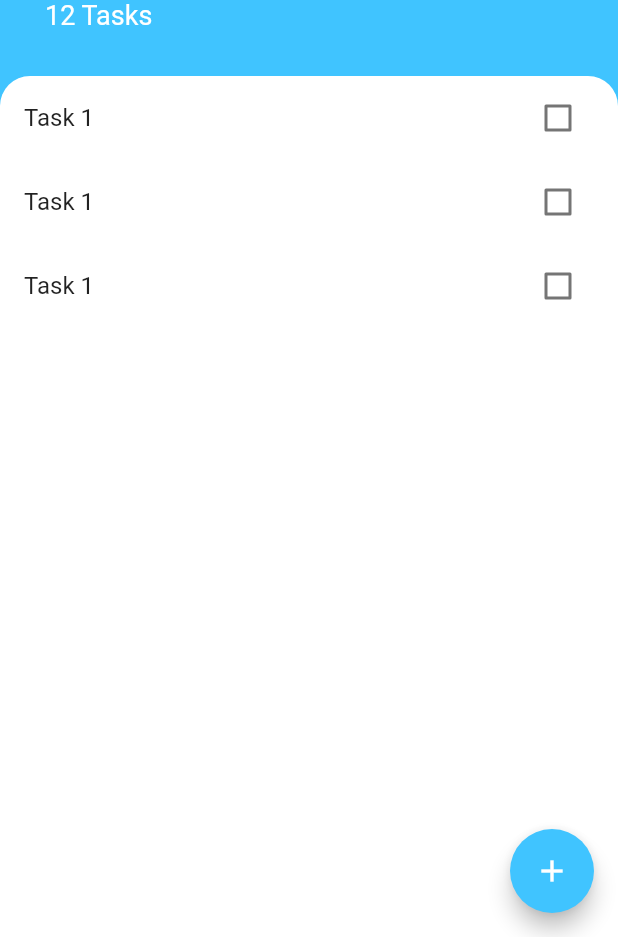
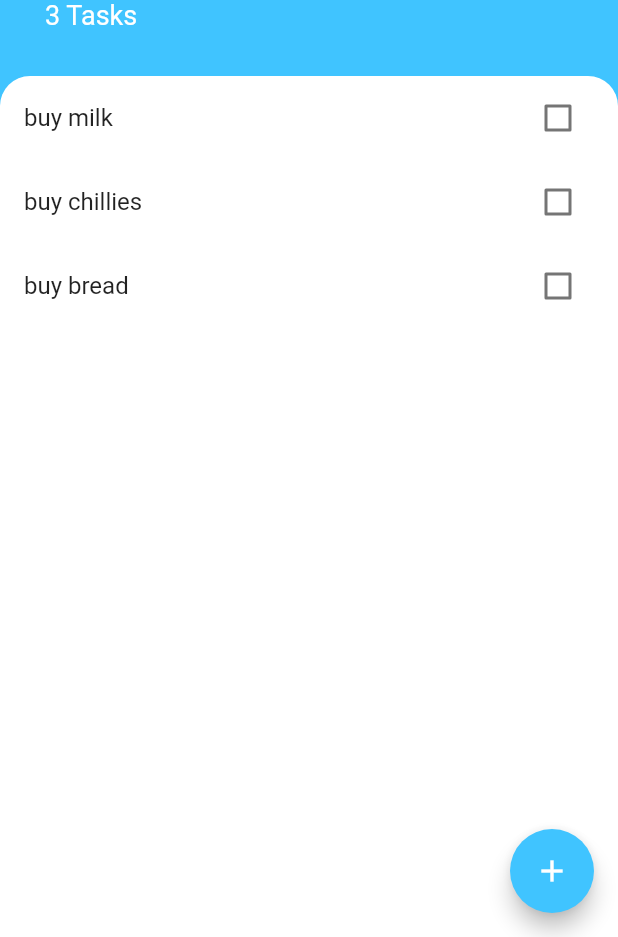
Before and after one commit to Helyanti/todoey, a Flutter app: the screen it shows after launch, on a phone screen of 412 x 824 dp, the part 299-1236 px from its top. Run offline on Flutter 3.47's test engine with Material 2 defaults, Android fonts, the phone set to English and light mode, and no system bars.

Commit message:
Add task

```diff
--- /dev/null
+++ b/lib/models/task.dart
@@ -0,0 +1,9 @@
+class Task {
+  final String name;
+  bool isDone = false;
+
+  Task({required this.name});
+  void toggleDone() {
+    isDone = !isDone;
+  }
+}
--- a/lib/screens/add_task_screen.dart
+++ b/lib/screens/add_task_screen.dart
@@ -1,9 +1,13 @@
 import 'package:flutter/material.dart';
-import 'package:flutter/services.dart';
+import 'package:todoey/models/task.dart';
 
 class AddTaskScreen extends StatelessWidget {
+  final Function addTaskCallback;
+
+  AddTaskScreen(this.addTaskCallback);
   @override
   Widget build(BuildContext context) {
+    String newTaskTitle = '';
     return Container(
       color: Color(0xFF757575),
       child: Container(
@@ -29,13 +33,18 @@ class AddTaskScreen extends StatelessWidget {
               TextField(
                 autofocus: true,
                 textAlign: TextAlign.center,
+                onChanged: (newText) {
+                  newTaskTitle = newText;
+                },
               ),
               TextButton(
                 style: TextButton.styleFrom(
                   primary: Colors.white,
                   backgroundColor: Colors.lightBlueAccent,
                 ),
-                onPressed: () {},
+                onPressed: () {
+                  addTaskCallback(newTaskTitle);
+                },
                 child: Text('Add'),
               ),
             ],
--- a/lib/screens/tasks_screen.dart
+++ b/lib/screens/tasks_screen.dart
@@ -1,8 +1,29 @@
 import 'package:flutter/material.dart';
 import 'package:todoey/screens/add_task_screen.dart';
 import 'package:todoey/widgets/tasks_list.dart';
+import 'package:todoey/models/task.dart';
 
-class TasksScreen extends StatelessWidget {
+class TasksScreen extends StatefulWidget {
+  @override
+  _TaskScreenState createState() => _TaskScreenState();
+}
+
+class _TaskScreenState extends State<TasksScreen> {
+  List<Task> tasks = [
+    Task(name: 'buy milk'),
+    Task(name: 'buy chillies'),
+    Task(name: 'buy bread'),
+  ];
+
+  String getTaskSummary() {
+    int totalTask = tasks.length;
+    if (totalTask == 1 || totalTask == 0) {
+      return '$totalTask Task';
+    } else {
+      return '$totalTask Tasks';
+    }
+  }
+
   @override
   Widget build(BuildContext context) {
     return Scaffold(
@@ -17,7 +38,12 @@ class TasksScreen extends StatelessWidget {
                 child: Container(
               padding: EdgeInsets.only(
                   bottom: MediaQuery.of(context).viewInsets.bottom),
-              child: AddTaskScreen(),
+              child: AddTaskScreen((newTaskTitle) {
+                setState(() {
+                  tasks.add(Task(name: newTaskTitle));
+                });
+                Navigator.pop(context);
+              }),
             )),
           );
         },
@@ -52,7 +78,7 @@ class TasksScreen extends StatelessWidget {
                       color: Colors.white),
                 ),
                 Text(
-                  '12 Tasks',
+                  getTaskSummary(),
                   style: TextStyle(
                     fontSize: 18,
                     color: Colors.white,
@@ -70,7 +96,7 @@ class TasksScreen extends StatelessWidget {
                   topLeft: Radius.circular(20.0),
                 ),
               ),
-              child: TasksList(),
+              child: TasksList(tasks),
             ),
           ),
         ],
--- a/lib/widgets/task_check_box.dart
+++ /dev/null
@@ -1,20 +0,0 @@
-import 'package:flutter/material.dart';
-import 'package:todoey/constants.dart';
-
-class TaskCheckbox extends StatelessWidget {
-  final bool? checkboxState;
-  final Function(bool?) toggleCheckboxState;
-
-  const TaskCheckbox(
-      {Key? key, this.checkboxState, required this.toggleCheckboxState})
-      : super(key: key);
-
-  @override
-  Widget build(BuildContext context) {
-    return Checkbox(
-      activeColor: primaryColor,
-      value: checkboxState,
-      onChanged: toggleCheckboxState,
-    );
-  }
-}
--- a/lib/widgets/task_tile.dart
+++ b/lib/widgets/task_tile.dart
@@ -1,31 +1,31 @@
 import 'package:flutter/material.dart';
-import 'task_check_box.dart';
+import 'package:todoey/constants.dart';
 
-class TaskTile extends StatefulWidget {
-  @override
-  _TaskTileState createState() => _TaskTileState();
-}
+class TaskTile extends StatelessWidget {
+  final bool isChecked;
+  final String taskTitle;
+  final Function checkboxCallback;
 
-class _TaskTileState extends State<TaskTile> {
-  bool? isChecked = false;
+  TaskTile(
+      {required this.taskTitle,
+      required this.isChecked,
+      required this.checkboxCallback});
 
   @override
   Widget build(BuildContext context) {
     return ListTile(
       title: Text(
-        'Task 1',
+        taskTitle,
         style: TextStyle(
           decoration: isChecked == true ? TextDecoration.lineThrough : null,
         ),
       ),
-      trailing: TaskCheckbox(
-        checkboxState: isChecked,
-        toggleCheckboxState: (bool? checkboxState) {
-          setState(() {
-            isChecked = checkboxState;
-          });
-        },
-      ),
+      trailing: Checkbox(
+          activeColor: primaryColor,
+          value: isChecked,
+          onChanged: (newValue) {
+            checkboxCallback(newValue);
+          }),
     );
   }
 }
--- a/lib/widgets/tasks_list.dart
+++ b/lib/widgets/tasks_list.dart
@@ -1,15 +1,30 @@
 import 'package:flutter/material.dart';
 import 'task_tile.dart';
+import 'package:todoey/models/task.dart';
 
-class TasksList extends StatelessWidget {
+class TasksList extends StatefulWidget {
+  final List<Task> tasks;
+  TasksList(this.tasks);
+
+  @override
+  State<TasksList> createState() => _TasksListState();
+}
+
+class _TasksListState extends State<TasksList> {
   @override
   Widget build(BuildContext context) {
-    return ListView(
-      children: [
-        TaskTile(),
-        TaskTile(),
-        TaskTile(),
-      ],
+    return ListView.builder(
+      itemBuilder: (context, index) {
+        return TaskTile(
+            taskTitle: widget.tasks[index].name,
+            isChecked: widget.tasks[index].isDone,
+            checkboxCallback: (checkboxState) {
+              setState(() {
+                widget.tasks[index].toggleDone();
+              });
+            });
+      },
+      itemCount: widget.tasks.length,
     );
   }
 }
```
